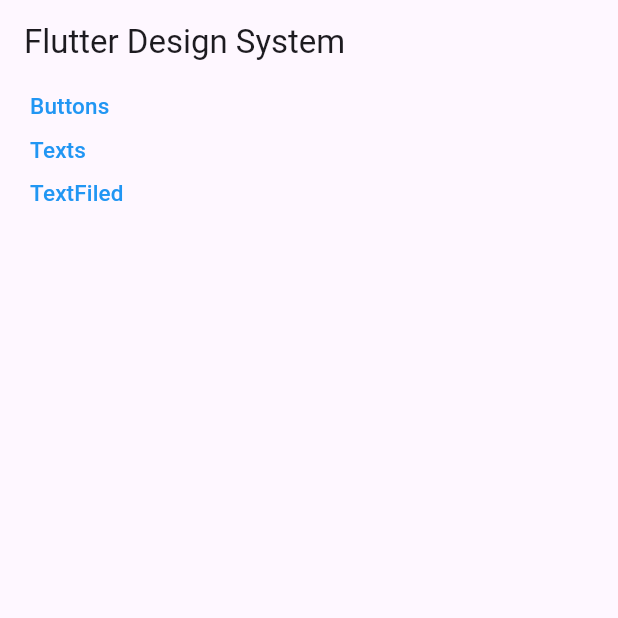
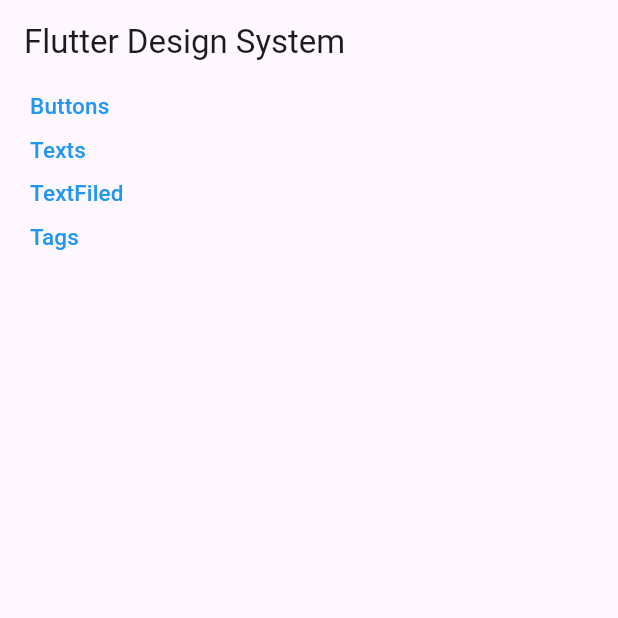
Before and after one commit to kamrul3288/Foundry-Flutter, a Flutter app: the screen it shows after launch, on a phone screen of 412 x 824 dp, the top half of it. Run offline on Flutter 3.47's test engine with Material 3 defaults, Android fonts, the phone set to English and light mode, and no system bars; our stand-ins replace auto_route, dio, flutter_bloc, flutter_image_compress, flutter_riverpod, flutter_secure_storage and 2 more; generated files the repository leaves out were written again.

Commit message:
feat: Introduce `AppTag` component with dedicated theming and a UI showcase screen.

```diff
--- /dev/null
+++ b/foundry_feat_components/flutter_design_system/lib/src/components/tag/app_tag_colors.dart
@@ -0,0 +1,39 @@
+import 'package:flutter/material.dart';
+
+class AppTagColors {
+  final Color background;
+  final Color foreground;
+
+  final Color? outline;
+  final Color? outlineForeground;
+
+  final Color? outlineFillBackground;
+  final Color? outlineFillForeground;
+
+  const AppTagColors({
+    required this.background,
+    required this.foreground,
+    this.outline,
+    this.outlineForeground,
+    this.outlineFillBackground,
+    this.outlineFillForeground,
+  });
+
+  factory AppTagColors.standard(
+    Color primary, {
+    Color? foreground,
+    Color? outline,
+    Color? outlineForeground,
+    Color? outlineFillBackground,
+    Color? outlineFillForeground,
+  }) {
+    return AppTagColors(
+      background: primary,
+      foreground: foreground ?? Colors.white,
+      outline: outline ?? primary,
+      outlineForeground: outlineForeground ?? foreground ?? primary,
+      outlineFillBackground: outlineFillBackground ?? primary,
+      outlineFillForeground: outlineFillForeground ?? foreground ?? primary,
+    );
+  }
+}
--- a/foundry_feat_components/flutter_design_system/lib/src/flutter_ds_main_screen.dart
+++ b/foundry_feat_components/flutter_design_system/lib/src/flutter_ds_main_screen.dart
@@ -1,9 +1,11 @@
 import 'package:flutter/material.dart';
 import 'package:flutter_design_system/src/theme/extensions/app_input_theme.dart';
+import 'package:flutter_design_system/src/theme/extensions/app_tag_theme.dart';
 import 'package:flutter_design_system/src/theme/extensions/app_typography_theme.dart';
 import 'package:flutter_design_system/src/theme/app_color_scheme.dart';
 import 'package:flutter_design_system/src/theme/extensions/app_button_theme.dart';
 import 'package:flutter_design_system/src/ui_showcase/buttons_screen.dart';
+import 'package:flutter_design_system/src/ui_showcase/tags_screen.dart';
 import 'package:flutter_design_system/src/ui_showcase/textfiled_screen.dart';
 import 'package:flutter_design_system/src/ui_showcase/texts_screen.dart';
 
@@ -20,6 +22,7 @@
           AppColorScheme.light(),
           AppTypographyTheme.textStyleTheme(AppColorScheme.light()),
           AppInputTheme.light(),
+          AppTagTheme.light(),
         ],
       ),
       home: Scaffold(
@@ -66,6 +69,10 @@
             title: "TextFiled",
             onTap: () => Navigator.push(context, MaterialPageRoute(builder: (context) => const TextFiledScreen())),
           ),
+          _ActionButton(
+            title: "Tags",
+            onTap: () => Navigator.push(context, MaterialPageRoute(builder: (context) => const TagsScreen())),
+          ),
         ],
       ),
     );
--- /dev/null
+++ b/foundry_feat_components/flutter_design_system/lib/src/theme/extensions/app_tag_theme.dart
@@ -0,0 +1,39 @@
+import 'package:flutter/material.dart';
+import 'package:flutter_design_system/src/components/tag/app_tag_colors.dart';
+import 'package:flutter_design_system/src/foundation/app_colors.dart';
+
+final class AppTagTheme extends ThemeExtension<AppTagTheme> {
+  final AppTagColors primary;
+  final AppTagColors neutral;
+
+  const AppTagTheme({
+    required this.primary,
+    required this.neutral,
+  });
+
+  factory AppTagTheme.light() => AppTagTheme(
+    primary: AppTagColors.standard(
+      AppColors.purple500,
+      outlineFillBackground: AppColors.purple100,
+    ),
+    neutral: AppTagColors.standard(
+      AppColors.gray200,
+      foreground: AppColors.gray700,
+      outlineFillBackground: AppColors.gray100,
+    ),
+  );
+
+  factory AppTagTheme.dark() => AppTagTheme.light();
+
+  @override
+  ThemeExtension<AppTagTheme> copyWith() => this;
+  @override
+  ThemeExtension<AppTagTheme> lerp(covariant ThemeExtension<AppTagTheme>? other, double t) => this;
+
+  AppTagColors resolve(AppTagColorRole role) => switch (role) {
+    AppTagColorRole.primary => primary,
+    AppTagColorRole.neutral => neutral,
+  };
+}
+
+enum AppTagColorRole { primary, neutral }
```
Also changed, not shown: foundry_feat_components/flutter_design_system/lib/src/components/tag/app_tag.dart (added, +94 -0 lines), foundry_feat_components/flutter_design_system/lib/src/components/text/app_text.dart (+14 -23 lines), foundry_feat_components/flutter_design_system/lib/src/ui_showcase/tags_screen.dart (added, +79 -0 lines).
